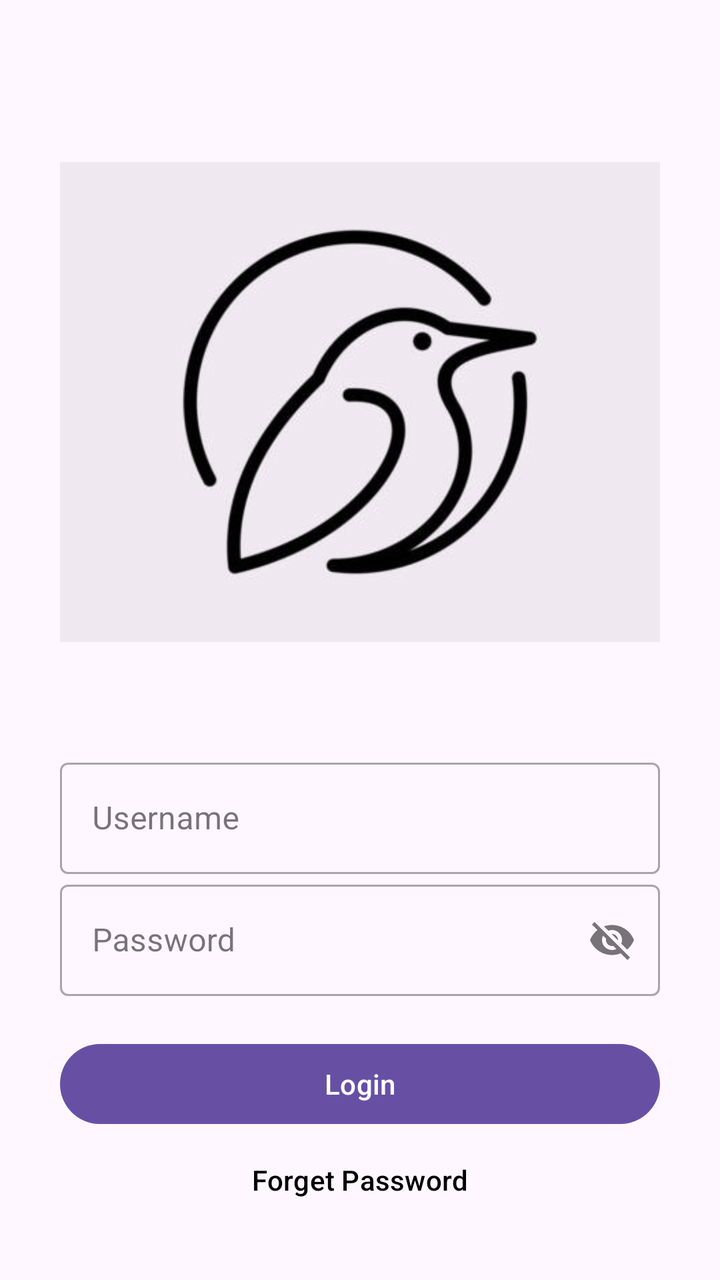
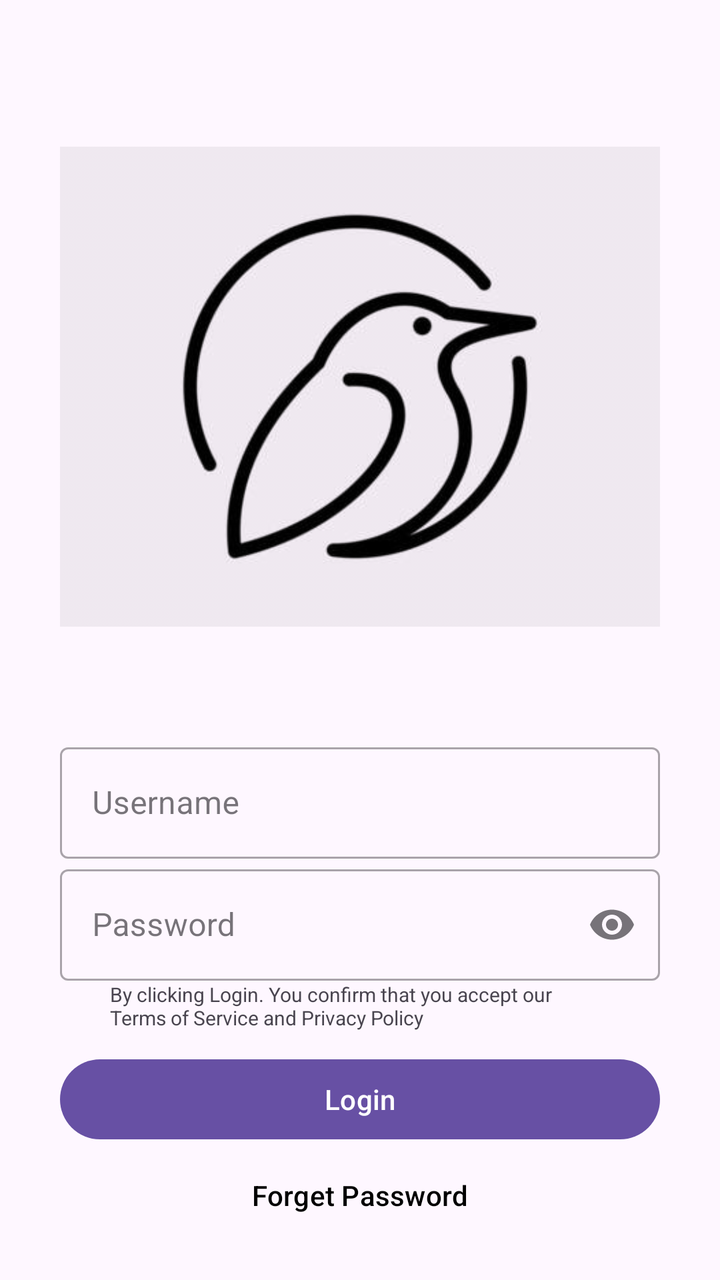

Two renders of the same Android screen: before a commit and after it. Below are the layout's source before the change and the commit's diff.
<!-- AndroidManifest.xml: application theme Theme.SOSBooking -->
<!-- res/layout/fragment_login.xml -->
<?xml version="1.0" encoding="utf-8"?>
<androidx.constraintlayout.widget.ConstraintLayout xmlns:android="http://schemas.android.com/apk/res/android"
    xmlns:app="http://schemas.android.com/apk/res-auto"
    xmlns:tools="http://schemas.android.com/tools"
    android:id="@+id/main"
    android:layout_width="match_parent"
    android:layout_height="match_parent"
    tools:context=".LoginFragment">
    <ScrollView
        android:layout_width="match_parent"
        android:layout_height="match_parent"
        android:fillViewport="true">
        <androidx.constraintlayout.widget.ConstraintLayout
            android:layout_width="match_parent"
            android:layout_height="wrap_content"
            app:layout_constraintBottom_toBottomOf="parent"
            app:layout_constraintEnd_toEndOf="parent"
            app:layout_constraintStart_toStartOf="parent"
            app:layout_constraintTop_toTopOf="parent">
            <androidx.constraintlayout.widget.ConstraintLayout
                android:layout_width="300dp"
                android:layout_height="wrap_content"
                app:layout_constraintBottom_toBottomOf="parent"
                app:layout_constraintEnd_toEndOf="parent"
                app:layout_constraintStart_toStartOf="parent"
                app:layout_constraintTop_toTopOf="parent">

                <ImageView
                    android:id="@+id/iv_login"
                    android:layout_width="wrap_content"
                    android:layout_height="wrap_content"
                    android:src="@drawable/bird"
                    android:contentDescription="@string/login_logo"
                    app:layout_constraintBottom_toTopOf="@+id/tf_username"
                    app:layout_constraintEnd_toEndOf="parent"
                    app:layout_constraintStart_toStartOf="parent"
                    app:layout_constraintTop_toTopOf="parent">

                </ImageView>

                <com.google.android.material.textfield.TextInputLayout
                    android:id="@+id/tf_username"
                    style="@style/Widget.MaterialComponents.TextInputLayout.OutlinedBox"
                    android:layout_width="match_parent"
                    android:layout_height="wrap_content"
                    android:hint="@string/login_username"
                    app:layout_constraintBottom_toTopOf="@+id/tf_password"
                    app:layout_constraintEnd_toEndOf="parent"
                    app:layout_constraintStart_toStartOf="parent"
                    app:layout_constraintTop_toBottomOf="@+id/iv_login">
                    <com.google.android.material.textfield.TextInputEditText
                        android:id="@+id/et_username"
                        android:layout_width="match_parent"
                        android:layout_height="wrap_content"
                        android:inputType="text" />
                </com.google.android.material.textfield.TextInputLayout>

                <com.google.android.material.textfield.TextInputLayout
                    android:id="@+id/tf_password"
                    style="@style/Widget.MaterialComponents.TextInputLayout.OutlinedBox"
                    android:layout_width="match_parent"
                    android:layout_height="wrap_content"
                    android:hint="@string/login_password"
                    android:inputType="textPassword"
                    app:endIconMode="password_toggle"
                    app:layout_constraintBottom_toTopOf="@+id/spacer"
                    app:layout_constraintEnd_toEndOf="parent"
                    app:layout_constraintStart_toStartOf="parent"
                    app:layout_constraintTop_toBottomOf="@+id/tf_username">
                    <com.google.android.material.textfield.TextInputEditText
                        android:id="@+id/et_password"
                        android:layout_width="match_parent"
                        android:layout_height="wrap_content"
                        android:inputType="text" />
                </com.google.android.material.textfield.TextInputLayout>

                <View
                    android:id="@+id/spacer"
                    android:layout_width="match_parent"
                    android:layout_height="20dp"
                    app:layout_constraintBottom_toTopOf="@+id/btn_login"
                    app:layout_constraintEnd_toEndOf="parent"
                    app:layout_constraintStart_toStartOf="parent"
                    app:layout_constraintTop_toBottomOf="@+id/tf_password">

                </View>

                <com.google.android.material.button.MaterialButton
                    android:id="@+id/btn_login"
                    android:layout_width="match_parent"
                    android:layout_height="wrap_content"
                    android:text="@string/login_login"
                    app:layout_constraintBottom_toTopOf="@+id/btn_forgetpassword"
                    app:layout_constraintEnd_toEndOf="parent"
                    app:layout_constraintStart_toStartOf="parent"
                    app:layout_constraintTop_toBottomOf="@+id/spacer">


                </com.google.android.material.button.MaterialButton>

                <com.google.android.material.button.MaterialButton
                    android:id="@+id/btn_forgetpassword"
                    android:layout_width="wrap_content"
                    android:layout_height="wrap_content"
                    android:text="@string/login_forget"
                    android:background="@android:color/transparent"
                    android:textColor="@android:color/black"
                    app:layout_constraintBottom_toBottomOf="parent"
                    app:layout_constraintEnd_toEndOf="parent"
                    app:layout_constraintStart_toStartOf="parent"
                    app:layout_constraintTop_toBottomOf="@+id/btn_login">

                </com.google.android.material.button.MaterialButton>



            </androidx.constraintlayout.widget.ConstraintLayout>
        </androidx.constraintlayout.widget.ConstraintLayout>
    </ScrollView>
</androidx.constraintlayout.widget.ConstraintLayout>
<!-- resources referenced by this layout -->
<resources>
  <!-- drawable bird: png bitmap (drawable, 29163 bytes) -->
  <string name="login_forget">Forget Password</string>
  <string name="login_login">Login</string>
  <string name="login_logo">Logo</string>
  <string name="login_password">Password</string>
  <string name="login_username">Username</string>
  <style name="Theme.SOSBooking" parent="Base.Theme.SOSBooking" />
  <style name="Base.Theme.SOSBooking" parent="Theme.Material3.DayNight.NoActionBar">
          
          
      </style>
</resources>

<!-- the commit's change to res/layout/fragment_login.xml (unified diff, before → after) -->
@@ -63,7 +63,7 @@
                     android:hint="@string/login_password"
                     android:inputType="textPassword"
                     app:endIconMode="password_toggle"
-                    app:layout_constraintBottom_toTopOf="@+id/spacer"
+                    app:layout_constraintBottom_toTopOf="@+id/tv_tos"
                     app:layout_constraintEnd_toEndOf="parent"
                     app:layout_constraintStart_toStartOf="parent"
                     app:layout_constraintTop_toBottomOf="@+id/tf_username">
@@ -71,18 +71,30 @@
                         android:id="@+id/et_password"
                         android:layout_width="match_parent"
                         android:layout_height="wrap_content"
-                        android:inputType="text" />
+                        android:inputType="textPassword" />
                 </com.google.android.material.textfield.TextInputLayout>
+
+                <TextView
+                    android:id="@+id/tv_tos"
+                    android:layout_width="250dp"
+                    android:layout_height="wrap_content"
+                    android:text="@string/login_tos"
+                    android:textSize="10sp"
+                    app:layout_constraintBottom_toTopOf="@+id/spacer"
+                    app:layout_constraintEnd_toEndOf="parent"
+                    app:layout_constraintStart_toStartOf="parent"
+                    app:layout_constraintTop_toBottomOf="@+id/tf_password">
+
+                </TextView>
 
                 <View
                     android:id="@+id/spacer"
                     android:layout_width="match_parent"
-                    android:layout_height="20dp"
+                    android:layout_height="10dp"
                     app:layout_constraintBottom_toTopOf="@+id/btn_login"
                     app:layout_constraintEnd_toEndOf="parent"
                     app:layout_constraintStart_toStartOf="parent"
-                    app:layout_constraintTop_toBottomOf="@+id/tf_password">
-
+                    app:layout_constraintTop_toBottomOf="@+id/tv_tos">
                 </View>
 
                 <com.google.android.material.button.MaterialButton
@@ -94,8 +106,6 @@
                     app:layout_constraintEnd_toEndOf="parent"
                     app:layout_constraintStart_toStartOf="parent"
                     app:layout_constraintTop_toBottomOf="@+id/spacer">
-
-
                 </com.google.android.material.button.MaterialButton>
 
                 <com.google.android.material.button.MaterialButton
@@ -109,11 +119,7 @@
                     app:layout_constraintEnd_toEndOf="parent"
                     app:layout_constraintStart_toStartOf="parent"
                     app:layout_constraintTop_toBottomOf="@+id/btn_login">
-
                 </com.google.android.material.button.MaterialButton>
-
-
-
             </androidx.constraintlayout.widget.ConstraintLayout>
         </androidx.constraintlayout.widget.ConstraintLayout>
     </ScrollView>
<!-- resource entries referenced after the edit -->
@@ -5,6 +5,7 @@
   <string name="login_login">Login</string>
   <string name="login_logo">Logo</string>
   <string name="login_password">Password</string>
+  <string name="login_tos">By clicking Login. You confirm that you accept our Terms of Service and Privacy Policy</string>
   <string name="login_username">Username</string>
   <style name="Theme.SOSBooking" parent="Base.Theme.SOSBooking" />
   <style name="Base.Theme.SOSBooking" parent="Theme.Material3.DayNight.NoActionBar">
